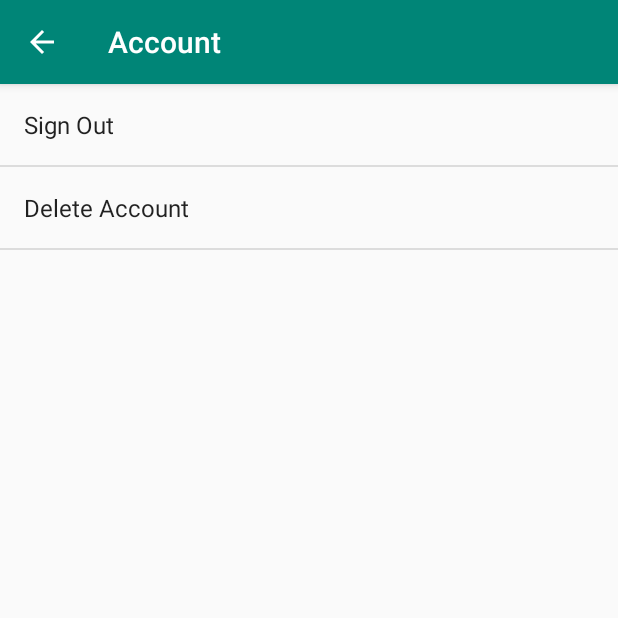
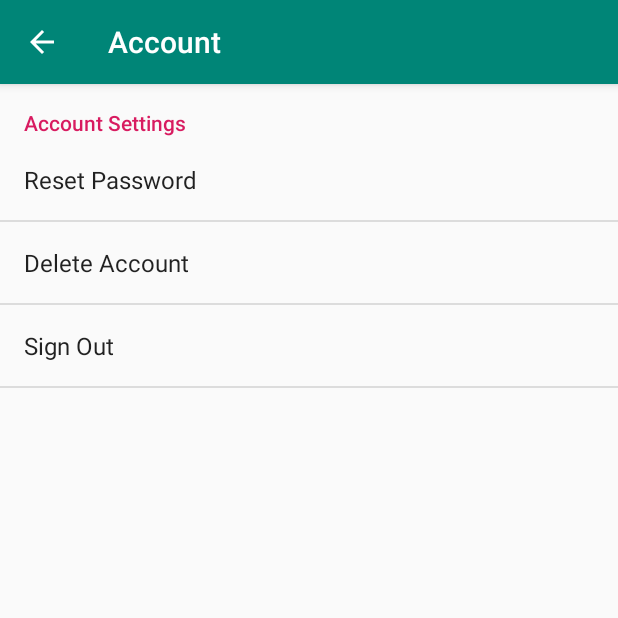
Before and after one commit to BananaCHIU/CodeKids, an Android app: the SettingsActivity screen opened directly, with no data from a screen before it, after a tap on "Account", on a phone screen of 412 x 824 dp, the top half of it. Run offline under Robolectric (Android 15) with nearby library versions, the phone set to English and light mode, and no system bars; our stand-ins replace Firebase (no records; nobody signed in at launch, a user with empty details on screens opened directly).

Commit message:
Finished All Sign in features -del account -sign out -reset pw
Fixed Bugs

```diff
--- a/app/build.gradle
+++ b/app/build.gradle
@@ -35,7 +35,9 @@ dependencies {
     implementation 'com.android.support:appcompat-v7:28.0.0'
     implementation 'com.android.support:design:28.0.0'
     implementation 'com.android.support:preference-v7:28.0.0'
+
     testImplementation 'junit:junit:4.12'
     androidTestImplementation 'androidx.test:runner:1.1.1'
     androidTestImplementation 'androidx.test.espresso:espresso-core:3.1.1'
+
 }
--- a/app/src/main/java/com/edu/codekids/MainActivity.java
+++ b/app/src/main/java/com/edu/codekids/MainActivity.java
@@ -27,9 +27,11 @@ public class MainActivity extends AppCompatActivity {
         if (auth.getCurrentUser() != null) {
             // already signed in
             startActivity(new Intent(this, SignedInActivity.class));
+            finish();
         } else {
             // not signed in
             startActivity(new Intent(this, AuthActivity.class));
+            finish();
         }
 
     }
--- a/app/src/main/java/com/edu/codekids/SettingsActivity.java
+++ b/app/src/main/java/com/edu/codekids/SettingsActivity.java
@@ -1,9 +1,13 @@
 package com.edu.codekids;
 
 import android.annotation.TargetApi;
+
 import android.app.Activity;
+import android.app.AlertDialog;
 import android.content.Context;
+import android.content.DialogInterface;
 import android.content.Intent;
+import android.content.SharedPreferences;
 import android.content.res.Configuration;
 import android.media.Ringtone;
 import android.media.RingtoneManager;
@@ -22,18 +26,24 @@ import android.preference.PreferenceFragment;
 import android.preference.PreferenceManager;
 import android.preference.RingtonePreference;
 import android.text.TextUtils;
+import android.util.Log;
 import android.view.MenuItem;
 
-import com.firebase.ui.auth.AuthUI;
-import com.google.android.gms.auth.api.Auth;
 import com.google.android.gms.tasks.OnCompleteListener;
 import com.google.android.gms.tasks.Task;
+import com.google.android.material.snackbar.Snackbar;
+import com.google.firebase.auth.AuthCredential;
+import com.google.firebase.auth.EmailAuthProvider;
 import com.google.firebase.auth.FirebaseAuth;
+import com.google.firebase.auth.FirebaseUser;
+import com.google.firebase.auth.UserInfo;
+import com.google.firebase.auth.UserProfileChangeRequest;
 
 import androidx.core.app.NavUtils;
-import androidx.preference.PreferenceFragmentCompat;
 
 import java.util.List;
+
+import static com.google.android.material.snackbar.Snackbar.LENGTH_LONG;
 
 /**
  * A {@link PreferenceActivity} that presents a set of application settings. On
@@ -52,6 +62,8 @@ public class SettingsActivity extends AppCompatPreferenceActivity{
      * A preference value change listener that updates the preference's summary
      * to reflect its new value.
      */
+    private static final String TAG = "Info";
+
     private static Preference.OnPreferenceChangeListener sBindPreferenceSummaryToValueListener = new Preference.OnPreferenceChangeListener() {
         @Override
         public boolean onPreferenceChange(Preference preference, Object value) {
@@ -91,7 +103,8 @@ public class SettingsActivity extends AppCompatPreferenceActivity{
                     }
                 }
 
-            } else {
+            }
+            else {
                 // For all other preferences, set the summary to the value's
                 // simple string representation.
                 preference.setSummary(stringValue);
@@ -134,7 +147,6 @@ public class SettingsActivity extends AppCompatPreferenceActivity{
     protected void onCreate(Bundle savedInstanceState) {
         super.onCreate(savedInstanceState);
         setupActionBar();
-        final Activity activity = this;
     }
 
     /**
@@ -159,7 +171,18 @@ public class SettingsActivity extends AppCompatPreferenceActivity{
         }
         return super.onMenuItemSelected(featureId, item);
     }
-
+/*
+    @Override
+    public boolean onOptionsItemSelected(MenuItem menuItem) {
+        switch (menuItem.getItemId()) {
+            case android.R.id.home:
+                Intent homeIntent = new Intent(this, SignedInActivity.class);
+                homeIntent.addFlags(Intent.FLAG_ACTIVITY_CLEAR_TOP);
+                startActivity(homeIntent);
+        }
+        return (super.onOptionsItemSelected(menuItem));
+    }
+*/
     /**
      * {@inheritDoc}
      */
@@ -194,14 +217,62 @@ public class SettingsActivity extends AppCompatPreferenceActivity{
      */
     @TargetApi(Build.VERSION_CODES.HONEYCOMB)
     public static class AccountPreferenceFragment extends PreferenceFragment {
+
         @Override
         public void onCreate(Bundle savedInstanceState) {
             super.onCreate(savedInstanceState);
             addPreferencesFromResource(R.xml.pref_account);
             setHasOptionsMenu(true);
-            Preference button = findPreference("sign_out");
 
-            button.setOnPreferenceClickListener(new Preference.OnPreferenceClickListener() {
+            Preference reset_pw = findPreference("reset_pw");
+            reset_pw.setOnPreferenceClickListener(new Preference.OnPreferenceClickListener() {
+                @Override
+                public boolean onPreferenceClick(Preference preference) {
+                    //code for what you want it to do
+                    FirebaseAuth auth = FirebaseAuth.getInstance();
+                    FirebaseUser user = FirebaseAuth.getInstance().getCurrentUser();
+                    String emailAddress = user.getEmail();
+                    auth.sendPasswordResetEmail(emailAddress)
+                            .addOnCompleteListener(new OnCompleteListener<Void>() {
+                                @Override
+                                public void onComplete(@NonNull Task<Void> task) {
+                                    if (task.isSuccessful()) {
+                                        FirebaseAuth.getInstance().signOut();
+                                        Intent intent = new Intent(getContext(), AuthActivity.class);
+                                        startActivity(intent);
+                                        Log.d(TAG, "Email sent.");
+                                    }
+                                }
+                            });
+
+                    return true;
+                }
+            });
+
+            Preference del_ac = findPreference("del_ac");
+            del_ac.setOnPreferenceClickListener(new Preference.OnPreferenceClickListener() {
+                @Override
+                public boolean onPreferenceClick(Preference preference) {
+                    //code for what you want it to do
+                    FirebaseUser user = FirebaseAuth.getInstance().getCurrentUser();
+                    user.delete()
+                            .addOnCompleteListener(new OnCompleteListener<Void>() {
+                                @Override
+                                public void onComplete(@NonNull Task<Void> task) {
+                                    if (task.isSuccessful()) {
+                                        FirebaseAuth.getInstance().signOut();
+                                        Intent intent = new Intent(getContext(), AuthActivity.class);
+                                        startActivity(intent);
+                                        Log.d(TAG, "User account deleted.");
+                                    }
+                                }
+                            });
+                    return true;
+                }
+            });
+
+            Preference button_sign_out = findPreference("sign_out");
+            button_sign_out.setOnPreferenceClickListener(new Preference.OnPreferenceClickListener() {
                 @Override
                 public boolean onPreferenceClick(Preference preference) {
                     //code for what you want it to do
--- a/app/src/main/res/layout/content_signed_in.xml
+++ b/app/src/main/res/layout/content_signed_in.xml
@@ -2,6 +2,7 @@
 <androidx.constraintlayout.widget.ConstraintLayout xmlns:android="http://schemas.android.com/apk/res/android"
     xmlns:app="http://schemas.android.com/apk/res-auto"
     xmlns:tools="http://schemas.android.com/tools"
+    android:id="@+id/signedIn"
     android:layout_width="match_parent"
     android:layout_height="match_parent"
     app:layout_behavior="@string/appbar_scrolling_view_behavior"
--- a/app/src/main/res/xml/pref_account.xml
+++ b/app/src/main/res/xml/pref_account.xml
@@ -1,13 +1,28 @@
-<PreferenceScreen xmlns:android="http://schemas.android.com/apk/res/android">
-    <Preference android:title="Sign Out"
-        android:key="sign_out"
-        />
+<PreferenceScreen xmlns:app="http://schemas.android.com/apk/res-auto"
+    xmlns:android="http://schemas.android.com/apk/res/android">
 
-    <EditTextPreference
-        android:id="@+id/del_account"
-        android:defaultValue="Default value"
-        android:key="delete_account"
-        android:selectAllOnFocus="true"
-        android:singleLine="true"
-        android:title="Delete Account" />
+
+    <PreferenceCategory
+        android:title="Account Settings">
+
+        <Preference
+            android:id="@+id/reset_pw"
+            android:layout_width="match_parent"
+            android:layout_height="match_parent"
+            android:key="reset_pw"
+            android:title="Reset Password" />
+        <Preference
+            android:id="@+id/del_ac"
+            android:layout_width="match_parent"
+            android:layout_height="match_parent"
+            android:key="del_ac"
+            android:title="Delete Account" />
+        <Preference
+            android:id="@+id/sign_out"
+            android:layout_width="match_parent"
+            android:layout_height="match_parent"
+            android:key="sign_out"
+            android:title="Sign Out" />
+    </PreferenceCategory>
+
 </PreferenceScreen>
```
Also changed, not shown: 1 other file.
